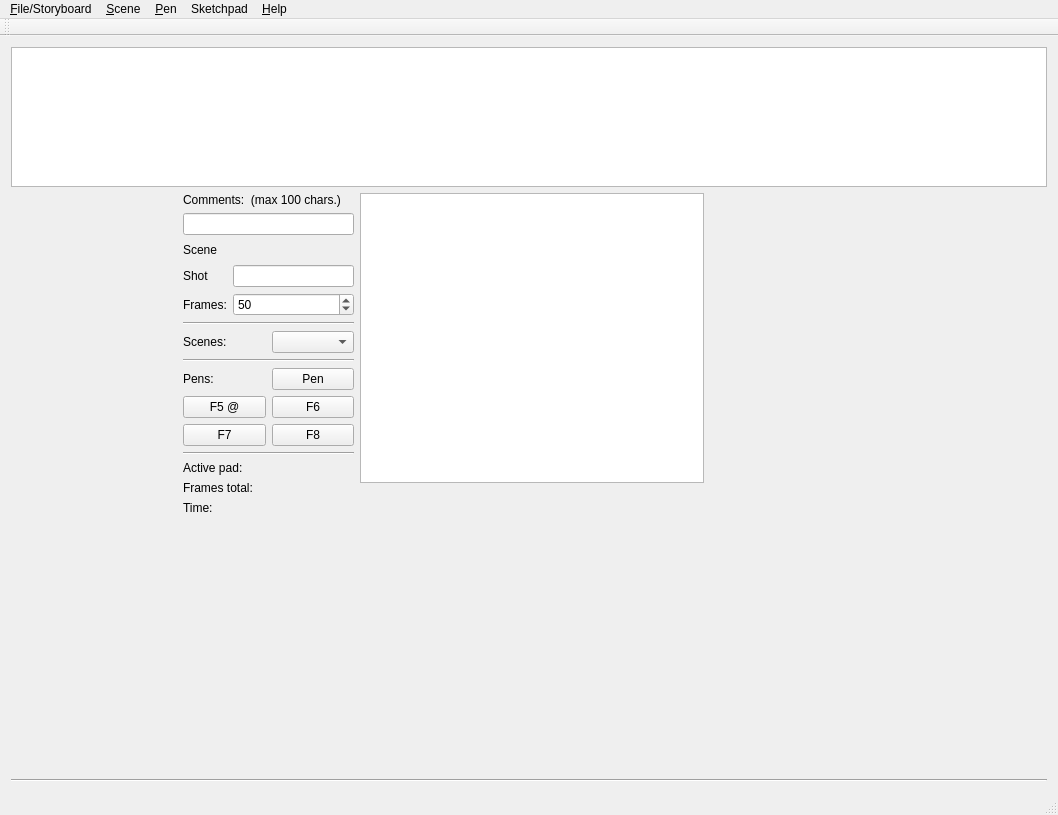
Qt form mainwindow.ui (davidlamhauge/dastoryboard) before a commit.
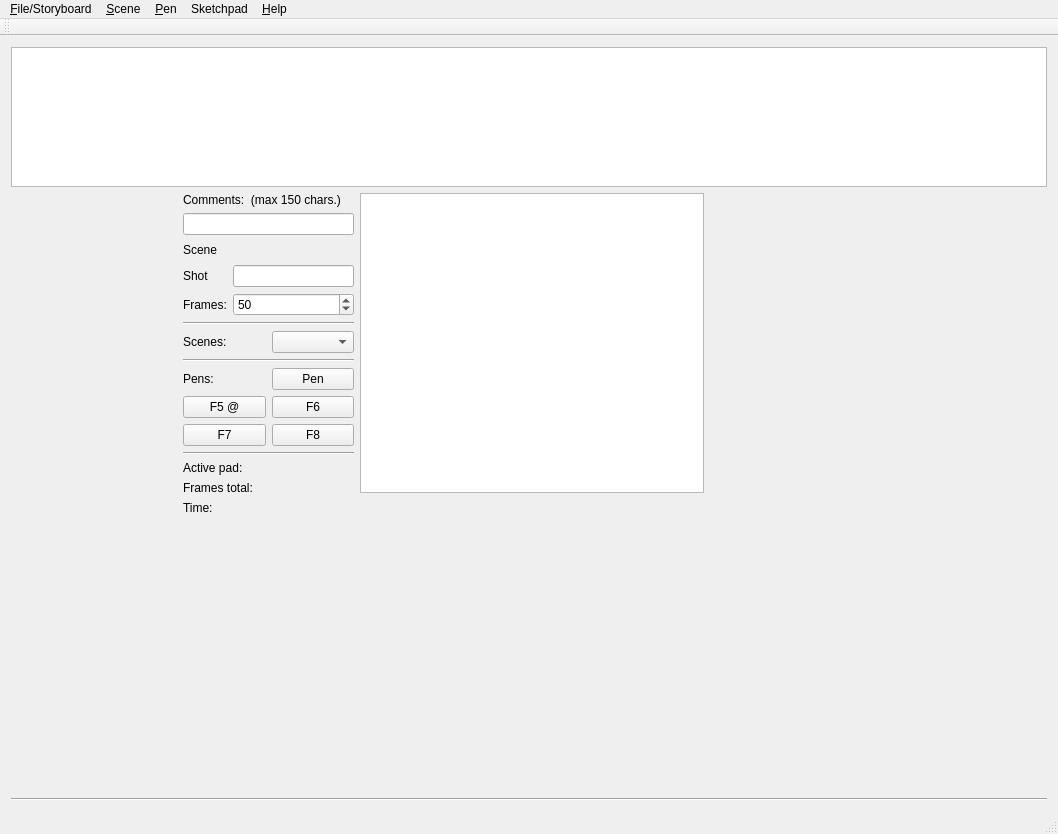
The same form after that commit.

The edit to the form file:
```diff
--- a/mainwindow.ui
+++ b/mainwindow.ui
@@ -7,7 +7,7 @@
     <x>0</x>
     <y>0</y>
     <width>1058</width>
-    <height>815</height>
+    <height>834</height>
    </rect>
   </property>
   <property name="sizePolicy">
@@ -71,7 +71,7 @@
                 <item>
                  <widget class="QLabel" name="labComments">
                   <property name="text">
-                   <string>Comments:  (max 100 chars.)</string>
+                   <string>Comments:  (max 150 chars.)</string>
                   </property>
                  </widget>
                 </item>
```
Left out of the diff: 2 changed lines with no effect on the pictures.
